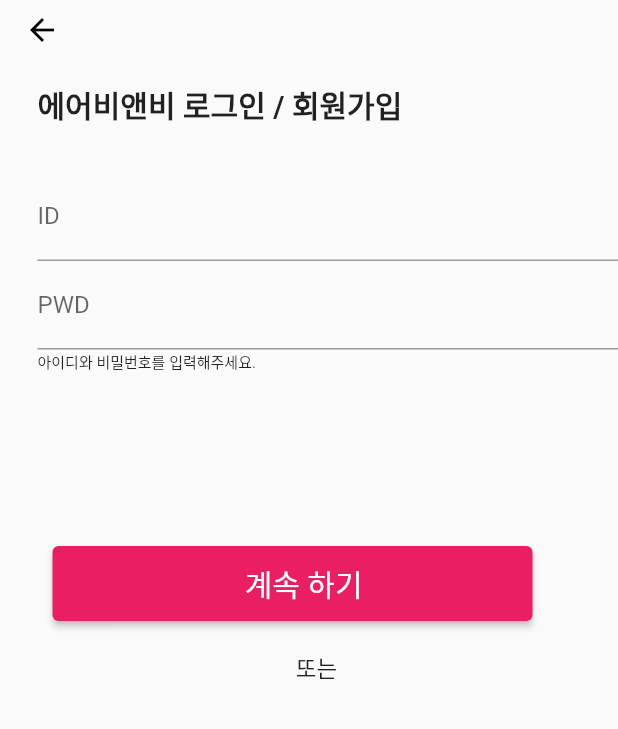
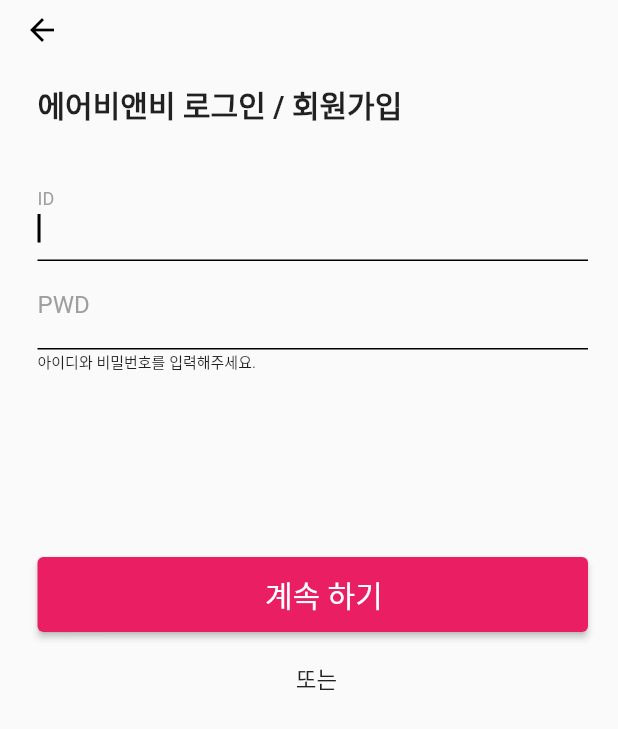
Before and after one commit to CN-DEV-STUDY/airbnb-app-clone, a Flutter app: the screen it shows after launch, item 5 of the bottom bar chosen, after a tap on "로그인", on a phone screen of 412 x 824 dp. Shown: the top 729 px of the screen. Run offline on Flutter 3.47's test engine with Material 2 defaults, Android fonts, the phone set to English and light mode, and no system bars; network calls fail.

Commit message:
1. 프로필 & 로그인 화면 UI 수정 2. input value 변화 감지 후 변수에 할당 3. post 통신 확인 (통신 후 처리 x)

```diff
--- a/lib/login.dart
+++ b/lib/login.dart
@@ -30,17 +30,15 @@ class Login extends StatelessWidget {
                 ),
                     Column(
                         crossAxisAlignment: CrossAxisAlignment.start,
-                        // margin: EdgeInsets.fromLTRB(30, 20, 0, 0),
-                        // width: 400,
-                        // height: 50,
                         children: [
-                          Container(
-                            margin: EdgeInsets.fromLTRB(0, 25, 30, 0),
-                            width: 340,
-                            height: 50,
-                          child: ElevatedButton(onPressed: (){
-                            Navigator.push(context, MaterialPageRoute(builder: (context) => SignIn()));
-                          }, child: Text('로그인') , style: ElevatedButton.styleFrom(backgroundColor: Colors.pink , foregroundColor: Colors.white , textStyle: TextStyle(fontSize: 20))),
+                          Center(
+                            child: Container(
+                              margin: EdgeInsets.fromLTRB(0, 25, 30, 0),
+                            child: ElevatedButton(
+                                onPressed: (){ Navigator.push(context, MaterialPageRoute(builder: (context) => SignIn()));},
+                                style: ElevatedButton.styleFrom(backgroundColor: Colors.pink , foregroundColor: Colors.white , textStyle: TextStyle(fontSize: 20) , minimumSize: Size(450,50)),
+                                child: Text('로그인')),
+                            ),
                           ),
 
                           Container(
--- a/lib/signIn.dart
+++ b/lib/signIn.dart
@@ -1,4 +1,7 @@
+import 'dart:convert';
+
 import 'package:flutter/material.dart';
+import 'package:http/http.dart' as http;
 
 class SignIn extends StatefulWidget {
   const SignIn({Key? key}) : super(key: key);
@@ -36,6 +39,29 @@ class _SignInState extends State<SignIn> {
     print("Second text field: ${textController.text}");
   }
 
+  void _loginRequest() async {
+    final url = Uri.parse("http://localhost:8080/user/signIn");
+
+    http.Response response = await http.post(
+        url,
+        headers:<String, String> {
+          'Content-Type': 'application/json',
+        },
+        body: jsonEncode(
+            {
+              "email": email,
+              "pwd": pwd
+            }
+        )
+    );
+
+    if(response.statusCode == 200){
+      print("성공");
+    } else {
+      print("실패");
+    }
+  }
+
   /**
    * 텍스트필드의 값의 변화를 핸들링 하는 방법
    * 1. 텍스트필드에 onChange 항목 구현
@@ -62,6 +88,8 @@ class _SignInState extends State<SignIn> {
             ),
             Flexible(
                 flex:1,
+                child: Container(
+                  padding: EdgeInsets.fromLTRB(0, 0, 20, 0),
                   child: Form(
                     child: ListView(
                       children: [
@@ -72,7 +100,17 @@ class _SignInState extends State<SignIn> {
                               print("email : $email");
                             });
                           },
-                        decoration: InputDecoration(labelText: 'ID'),
+                          decoration: InputDecoration(
+                              labelText: 'ID',
+                              labelStyle: TextStyle(color: Colors.grey),
+                              enabledBorder: UnderlineInputBorder(
+                                borderSide: BorderSide(color: Colors.black),),
+                              focusedBorder: UnderlineInputBorder(
+                                borderSide: BorderSide(color: Colors.black)
+                              )),
+                          cursorColor: Colors.black,
+                          autofocus: true,
+                          style: TextStyle(color: Colors.black,),
                           textInputAction: TextInputAction.next,),
                         TextFormField(
                           onChanged: (text){
@@ -81,27 +119,47 @@ class _SignInState extends State<SignIn> {
                               print("pwd : $pwd");
                             });
                           },
-                      decoration: InputDecoration(labelText: 'PWD'), textInputAction: TextInputAction.next,),
+                          decoration: InputDecoration(
+                              labelText: 'PWD',
+                              labelStyle: TextStyle(color: Colors.grey),
+                              enabledBorder: UnderlineInputBorder(
+                                borderSide: BorderSide(color: Colors.black),),
+                              focusedBorder: UnderlineInputBorder(
+                                  borderSide: BorderSide(color: Colors.black)
+                              )),
+                          cursorColor: Colors.black,
+                          autofocus: true,
+                          style: TextStyle(color: Colors.black,),
+                          textInputAction: TextInputAction.next,),
                         Text('아이디와 비밀번호를 입력해주세요.' , style: TextStyle(fontSize: 10))
                       ],
+                    ),
                   ),
                 )
             ),
             Flexible(
               flex:1,
-              child: Container(
-                margin: EdgeInsets.fromLTRB(10, 0, 0, 20),
+              child: Column(
+                children: [Container(
+                  // margin: EdgeInsets.fromLTRB(10, 0, 0, 20),
                   padding: EdgeInsets.fromLTRB(0, 0, 20, 0),
-                width: 340,
-                height: 50,
-                child: ElevatedButton(onPressed: (){}, style: ElevatedButton.styleFrom(backgroundColor: Colors.pink , foregroundColor: Colors.white , textStyle: TextStyle(fontSize: 20)), child: Text('   계속 하기')),
+                  child: ElevatedButton(
+                      onPressed: (){_loginRequest();},
+                      style: ElevatedButton.styleFrom(
+                          backgroundColor: Colors.pink ,
+                          foregroundColor: Colors.white ,
+                          textStyle: TextStyle(fontSize: 20) ,
+                          minimumSize: Size(450,50)),
+                      child: Text('   계속 하기')),
+                ),
+                  Container(
+                    alignment: Alignment.center,
+                    margin: EdgeInsets.fromLTRB(0, 20, 0, 0),
+                    padding: EdgeInsets.fromLTRB(0, 0, 15, 0),
+                    child: Text('또는' , style: TextStyle(fontSize: 15)),
+                  )]
               ),
             ),
-            Container(
-              padding: EdgeInsets.fromLTRB(0, 0, 15, 0),
-              alignment: Alignment.center,
-              child: Text('또는' , style: TextStyle(fontSize: 15)),
-            )
           ],
         ),
       ),
```
Lines whose indentation alone changed are shown as unchanged.
